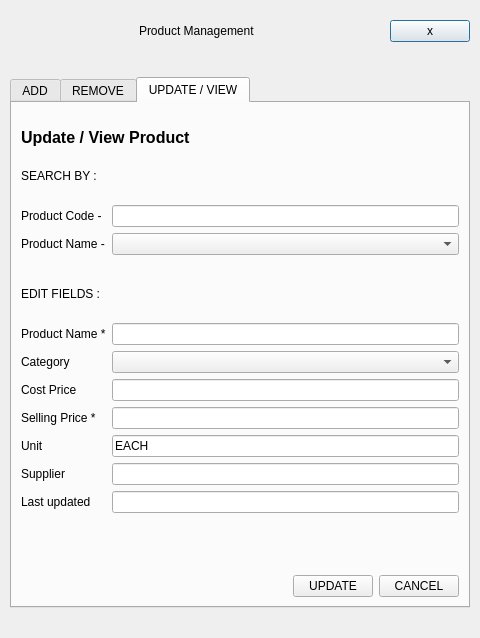
Before: the Qt Designer form Project/ui/product_menu.ui in Selvam-T/POS, drawn with Qt 5.
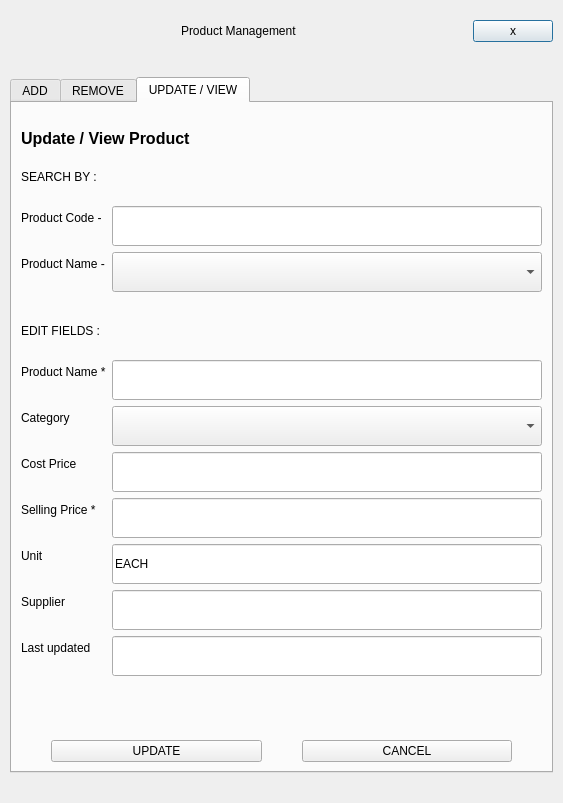
After: the same form once the commit is applied.

What changed in the file:
```diff
--- a/Project/ui/product_menu.ui
+++ b/Project/ui/product_menu.ui
@@ -6,8 +6,8 @@
    <rect>
     <x>0</x>
     <y>0</y>
-    <width>480</width>
-    <height>638</height>
+    <width>563</width>
+    <height>803</height>
    </rect>
   </property>
   <layout class="QVBoxLayout" name="verticalLayout">
@@ -587,7 +587,14 @@
           </widget>
          </item>
          <item row="2" column="1">
-          <widget class="QLineEdit" name="updateProductCodeLineEdit"/>
+          <widget class="QLineEdit" name="updateProductCodeLineEdit">
+           <property name="minimumSize">
+            <size>
+             <width>0</width>
+             <height>40</height>
+            </size>
+           </property>
+          </widget>
          </item>
          <item row="3" column="0">
           <widget class="QLabel" name="updateSearchFieldLbl">
@@ -597,7 +604,14 @@
           </widget>
          </item>
          <item row="3" column="1">
-          <widget class="QComboBox" name="updateSearchComboBox"/>
+          <widget class="QComboBox" name="updateSearchComboBox">
+           <property name="minimumSize">
+            <size>
+             <width>0</width>
+             <height>40</height>
+            </size>
+           </property>
+          </widget>
          </item>
          <item row="4" column="0">
           <spacer name="verticalSpacer_3">
@@ -646,7 +660,14 @@
           </widget>
          </item>
          <item row="7" column="1">
-          <widget class="QLineEdit" name="updateProductNameLineEdit"/>
+          <widget class="QLineEdit" name="updateProductNameLineEdit">
+           <property name="minimumSize">
+            <size>
+             <width>0</width>
+             <height>40</height>
+            </size>
+           </property>
+          </widget>
          </item>
          <item row="8" column="0">
           <widget class="QLabel" name="updateCategoryFieldLbl">
@@ -656,7 +677,14 @@
           </widget>
          </item>
          <item row="8" column="1">
-          <widget class="QComboBox" name="updateCategoryComboBox"/>
+          <widget class="QComboBox" name="updateCategoryComboBox">
+           <property name="minimumSize">
+            <size>
+             <width>0</width>
+             <height>40</height>
+            </size>
+           </property>
+          </widget>
          </item>
          <item row="9" column="0">
           <widget class="QLabel" name="updateCostPriceFieldLbl">
@@ -666,7 +694,14 @@
           </widget>
          </item>
          <item row="9" column="1">
-          <widget class="QLineEdit" name="updateCostPriceLineEdit"/>
+          <widget class="QLineEdit" name="updateCostPriceLineEdit">
+           <property name="minimumSize">
+            <size>
+             <width>0</width>
+             <height>40</height>
+            </size>
+           </property>
+          </widget>
          </item>
          <item row="10" column="0">
           <widget class="QLabel" name="updateSellingPriceFieldLbl">
@@ -676,7 +711,14 @@
           </widget>
          </item>
          <item row="10" column="1">
-          <widget class="QLineEdit" name="updateSellingPriceLineEdit"/>
+          <widget class="QLineEdit" name="updateSellingPriceLineEdit">
+           <property name="minimumSize">
+            <size>
+             <width>0</width>
+             <height>40</height>
+            </size>
+           </property>
+          </widget>
          </item>
          <item row="11" column="0">
           <widget class="QLabel" name="updateUnitFieldLbl">
@@ -687,6 +729,12 @@
          </item>
          <item row="11" column="1">
           <widget class="QLineEdit" name="updateUnitLineEdit">
+           <property name="minimumSize">
+            <size>
+             <width>0</width>
+             <height>40</height>
+            </size>
+           </property>
            <property name="text">
             <string>EACH</string>
            </property>
@@ -703,7 +751,14 @@
           </widget>
          </item>
          <item row="12" column="1">
-          <widget class="QLineEdit" name="updateSupplierLineEdit"/>
+          <widget class="QLineEdit" name="updateSupplierLineEdit">
+           <property name="minimumSize">
+            <size>
+             <width>0</width>
+             <height>40</height>
+            </size>
+           </property>
+          </widget>
          </item>
          <item row="13" column="0">
           <widget class="QLabel" name="updateLastUpdatedFieldLbl">
@@ -714,6 +769,12 @@
          </item>
          <item row="13" column="1">
           <widget class="QLineEdit" name="updateLastUpdatedLineEdit">
+           <property name="minimumSize">
+            <size>
+             <width>0</width>
+             <height>40</height>
+            </size>
+           </property>
            <property name="readOnly">
             <bool>true</bool>
            </property>
@@ -768,19 +829,15 @@
        </item>
        <item>
         <layout class="QHBoxLayout" name="update_actionBtns">
-         <item>
-          <spacer name="horizontalSpacer">
-           <property name="orientation">
-            <enum>Qt::Horizontal</enum>
-           </property>
-           <property name="sizeHint" stdset="0">
-            <size>
-             <width>40</width>
-             <height>20</height>
-            </size>
-           </property>
-          </spacer>
-         </item>
+         <property name="spacing">
+          <number>40</number>
+         </property>
+         <property name="leftMargin">
+          <number>30</number>
+         </property>
+         <property name="rightMargin">
+          <number>30</number>
+         </property>
          <item>
           <widget class="QPushButton" name="btnUpdateOk">
            <property name="text">
```
Left out of the diff: 176 changed lines with no effect on the pictures.
